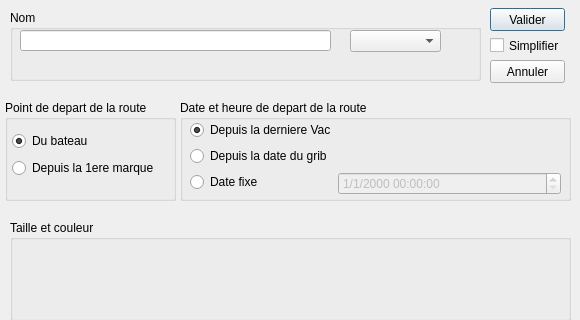
The window that src/Ui/Route_Editor.ui (nohal/qtVlm) describes before a commit, drawn with Qt 5; both pictures show x 0 to 580 and y 0 to 320 of the 580 by 478 pixel window.
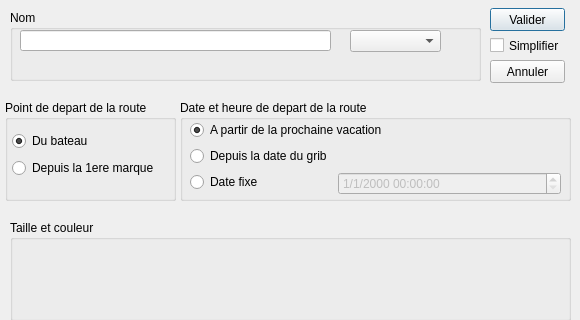
The same window after the commit.

What changed in the file:
```diff
--- a/src/Ui/Route_Editor.ui
+++ b/src/Ui/Route_Editor.ui
@@ -352,7 +352,7 @@
       <item row="0" column="0" colspan="2">
        <widget class="QRadioButton" name="editVac">
         <property name="text">
-         <string>Depuis la derniere Vac</string>
+         <string>A partir de la prochaine vacation</string>
         </property>
         <property name="checked">
          <bool>true</bool>
```
